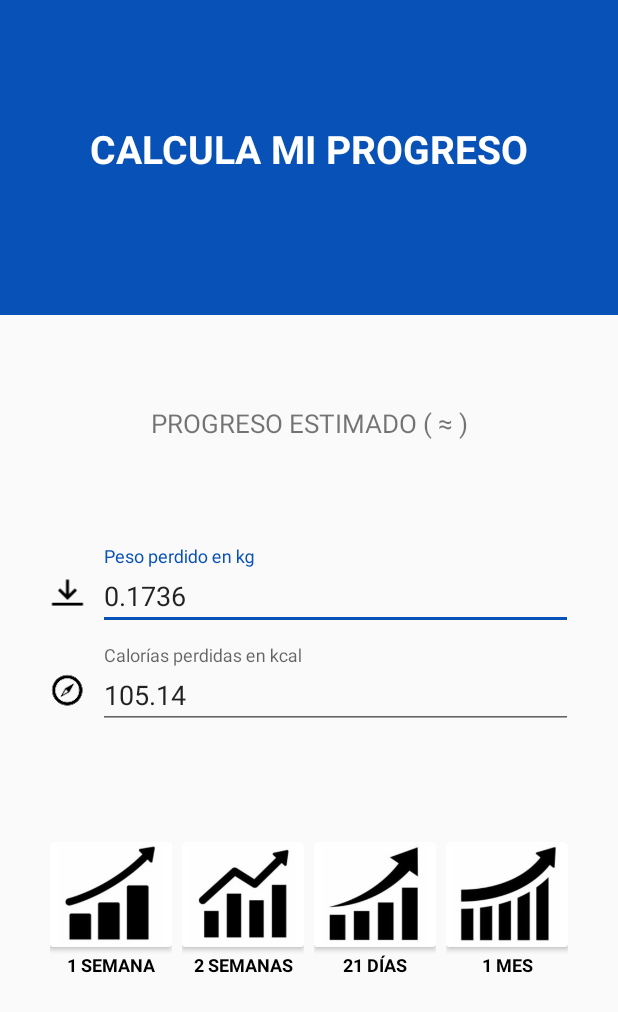
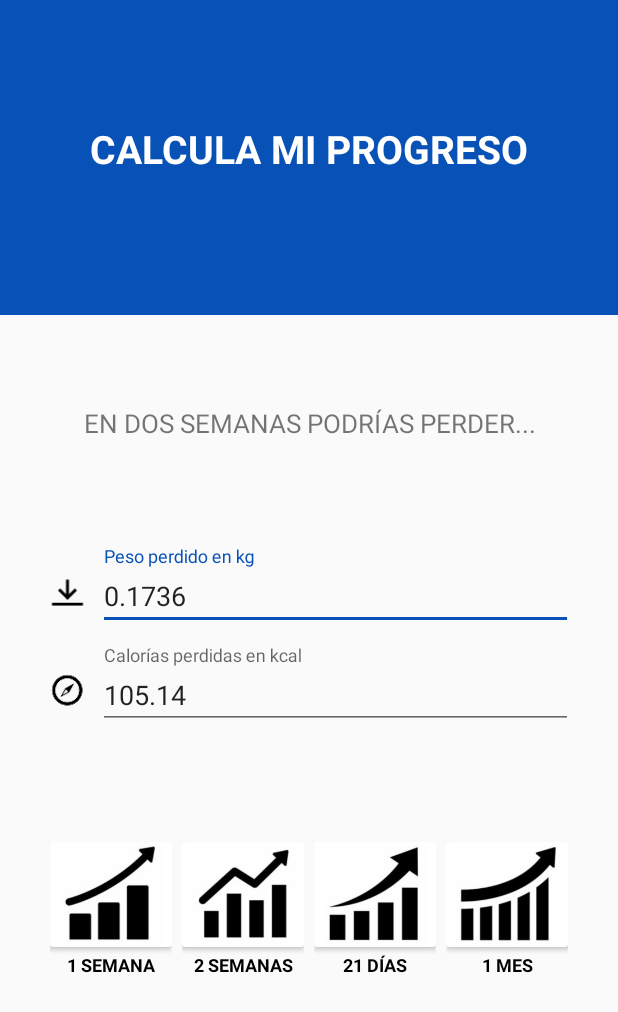
Before and after one commit to nicolasbncruz/makeitbetter, an Android app: the ChatActivity screen opened directly, with no data from a screen before it, after a tap on an icon or button, on a phone screen of 412 x 824 dp. Shown: the top 1012 px of the screen. Run offline under Robolectric (Android 15) with nearby library versions, the light colour scheme and no system bars; our stand-ins replace CircleImageView, Firebase (no records; nobody signed in at launch, a user with empty details on screens opened directly), Picasso; pictures from the network do not load; 1 other tap on this screen came first.

Commit message:
feat: add prediction view

```diff
--- a/app/src/main/java/com/optic/makeitbetter/activities/ChatActivity.java
+++ b/app/src/main/java/com/optic/makeitbetter/activities/ChatActivity.java
@@ -66,8 +66,10 @@ public class ChatActivity extends AppCompatActivity {
             super.handleMessage(msg);
             mPeso = "0.0521";
             mCalorias = "85.23";
+            mPlan = "EN UNA SEMANA PODRÍAS PERDER...";
             mTextViewPeso.setText(mPeso);
             mTextViewCalorias.setText(mCalorias);
+            mTextViewPlan.setText(mPlan);
         }
     };
 
@@ -77,8 +79,10 @@ public class ChatActivity extends AppCompatActivity {
             super.handleMessage(msg);
             mPeso = "0.1736";
             mCalorias = "105.14";
+            mPlan = "EN DOS SEMANAS PODRÍAS PERDER...";
             mTextViewPeso.setText(mPeso);
             mTextViewCalorias.setText(mCalorias);
+            mTextViewPlan.setText(mPlan);
         }
     };
 
@@ -88,8 +92,10 @@ public class ChatActivity extends AppCompatActivity {
             super.handleMessage(msg);
             mPeso = "0.2209";
             mCalorias = "187.94";
+            mPlan = "EN 21 DÍAS PODRÍAS PERDER...";
             mTextViewPeso.setText(mPeso);
             mTextViewCalorias.setText(mCalorias);
+            mTextViewPlan.setText(mPlan);
         }
     };
 
@@ -99,8 +105,10 @@ public class ChatActivity extends AppCompatActivity {
             super.handleMessage(msg);
             mPeso = "0.4536";
             mCalorias = "325.65";
+            mPlan = "EN UN MES PODRÍAS PERDER...";
             mTextViewPeso.setText(mPeso);
             mTextViewCalorias.setText(mCalorias);
+            mTextViewPlan.setText(mPlan);
         }
     };
 
@@ -146,7 +154,8 @@ public class ChatActivity extends AppCompatActivity {
     ImageView mUp_4;
     TextView mTextViewPeso;
     TextView mTextViewCalorias;
-    String mPeso, mCalorias;
+    TextView mTextViewPlan;
+    String mPeso, mCalorias, mPlan;
     ProgressDialog progressDialog;
 
 
@@ -177,6 +186,7 @@ public class ChatActivity extends AppCompatActivity {
         mExtraIdUser2 = getIntent().getStringExtra("idUser2");
         mExtraIdChat = getIntent().getStringExtra("idChat");
 
+
         //showCustomToolbar(R.layout.custom_chat_toolbar);ncruz
         getMyInfoUser();
 
@@ -196,6 +206,7 @@ public class ChatActivity extends AppCompatActivity {
         mUp_4 = findViewById(R.id.up_4);
         mTextViewPeso = findViewById(R.id.textViewPesoPerdido);
         mTextViewCalorias = findViewById(R.id.textViewCaloriasPerdidas);
+        mTextViewPlan = findViewById(R.id.textViewPlan);
 
         mUp_1.setOnClickListener(new View.OnClickListener() {
             @Override
--- a/app/src/main/res/layout/prediccion.xml
+++ b/app/src/main/res/layout/prediccion.xml
@@ -42,7 +42,7 @@
 
 
         <TextView
-            android:id="@+id/textViewCategory"
+            android:id="@+id/textViewPlan"
             android:layout_width="match_parent"
             android:layout_height="wrap_content"
             android:text="PROGRESO ESTIMADO ( ≈ )"
@@ -51,6 +51,7 @@
             android:layout_marginTop="60dp"
             android:paddingBottom="50dp"
             android:textSize="17dp"/>
+
 
 
         <LinearLayout
```
